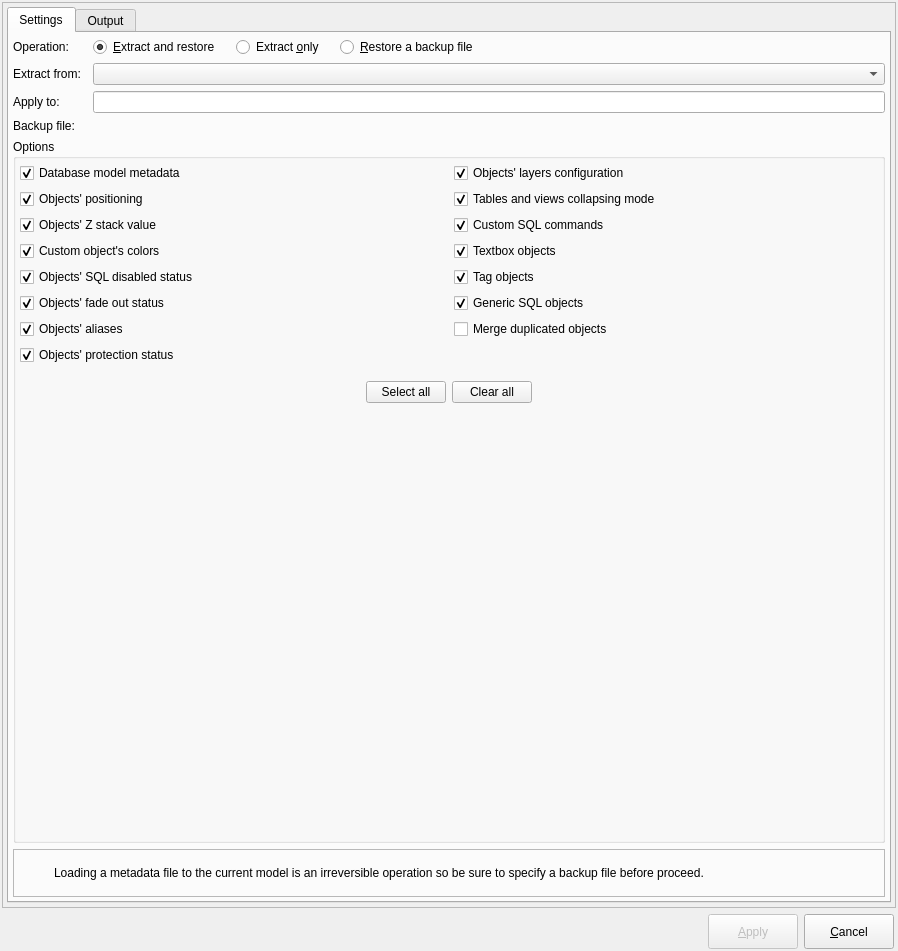
Qt form libs/libgui/ui/tools/metadatahandlingform.ui (pgmodeler/pgmodeler) before a commit.
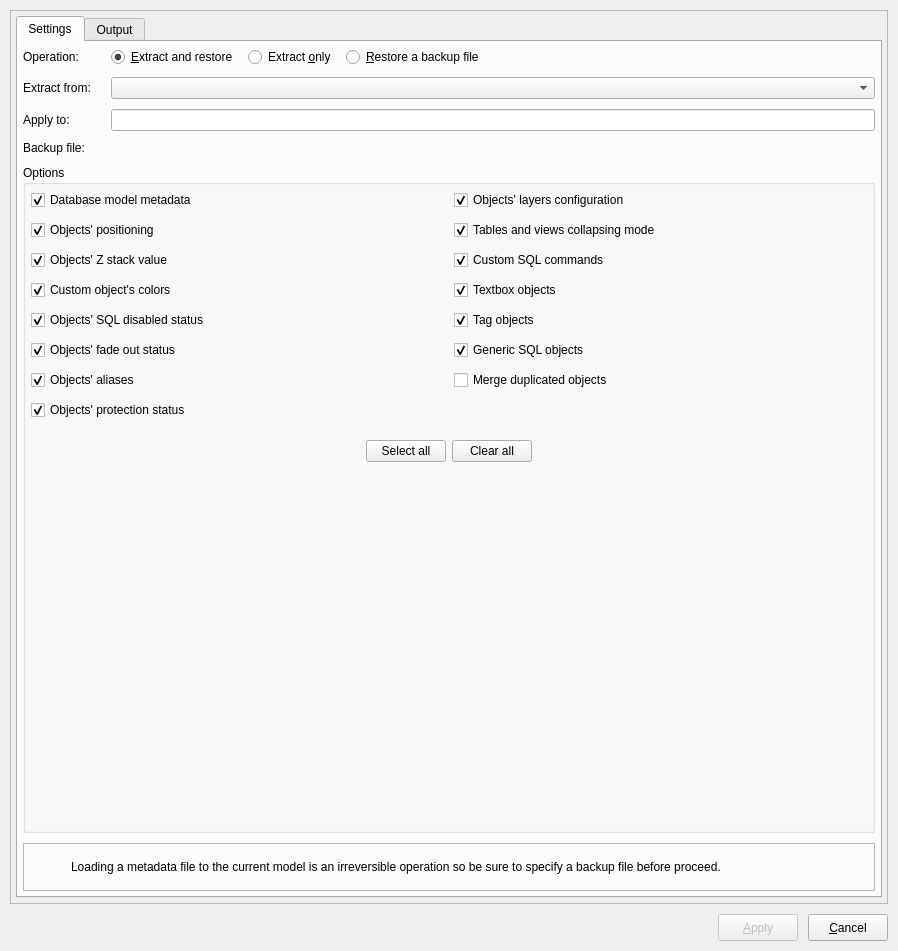
The same form after that commit. Icons and pictures are not drawn.

What changed in the file:
```diff
--- a/libs/libgui/ui/tools/metadatahandlingform.ui
+++ b/libs/libgui/ui/tools/metadatahandlingform.ui
@@ -19,40 +19,55 @@
   </property>
   <layout class="QGridLayout" name="gridLayout_2">
    <property name="leftMargin">
-    <number>2</number>
+    <number>10</number>
    </property>
    <property name="topMargin">
-    <number>2</number>
+    <number>10</number>
    </property>
    <property name="rightMargin">
-    <number>2</number>
+    <number>10</number>
    </property>
    <property name="bottomMargin">
-    <number>2</number>
+    <number>10</number>
+   </property>
+   <property name="spacing">
+    <number>10</number>
    </property>
    <item row="1" column="0">
     <widget class="QLabel" name="label">
      <property name="sizePolicy">
-      <sizepolicy hsizetype="Preferred" vsizetype="Fixed">
+      <sizepolicy hsizetype="Fixed" vsizetype="Fixed">
        <horstretch>0</horstretch>
        <verstretch>0</verstretch>
       </sizepolicy>
      </property>
+     <property name="maximumSize">
+      <size>
+       <width>242</width>
+       <height>50</height>
+      </size>
+     </property>
      <property name="text">
       <string/>
      </property>
      <property name="pixmap">
       <pixmap resource="../../res/resources.qrc">:/images/images/pgmodeler_name.png</pixmap>
      </property>
+     <property name="scaledContents">
+      <bool>true</bool>
+     </property>
     </widget>
    </item>
    <item row="1" column="1">
     <layout class="QHBoxLayout" name="horizontalLayout">
+     <property name="spacing">
+      <number>10</number>
+     </property>
      <property name="sizeConstraint">
       <enum>QLayout::SetDefaultConstraint</enum>
      </property>
      <property name="rightMargin">
-      <number>2</number>
+      <number>0</number>
      </property>
      <item>
       <spacer name="hspacer">
@@ -76,17 +91,11 @@
         <bool>false</bool>
        </property>
        <property name="sizePolicy">
-        <sizepolicy hsizetype="Preferred" vsizetype="Fixed">
+        <sizepolicy hsizetype="Preferred" vsizetype="Preferred">
          <horstretch>0</horstretch>
          <verstretch>0</verstretch>
         </sizepolicy>
        </property>
-       <property name="minimumSize">
-        <size>
-         <width>90</width>
-         <height>35</height>
-        </size>
-       </property>
        <property name="maximumSize">
         <size>
          <width>16777215</width>
@@ -102,8 +111,8 @@
        </property>
        <property name="iconSize">
         <size>
-         <width>22</width>
-         <height>22</height>
+         <width>32</width>
+         <height>32</height>
         </size>
        </property>
        <property name="default">
@@ -114,17 +123,11 @@
      <item>
       <widget class="QPushButton" name="cancel_btn">
        <property name="sizePolicy">
-        <sizepolicy hsizetype="Preferred" vsizetype="Fixed">
+        <sizepolicy hsizetype="Preferred" vsizetype="Preferred">
          <horstretch>0</horstretch>
          <verstretch>0</verstretch>
         </sizepolicy>
        </property>
-       <property name="minimumSize">
-        <size>
-         <width>90</width>
-         <height>35</height>
-        </size>
-       </property>
        <property name="maximumSize">
         <size>
          <width>16777215</width>
@@ -140,8 +143,8 @@
        </property>
        <property name="iconSize">
         <size>
-         <width>22</width>
-         <height>22</height>
+         <width>32</width>
+         <height>32</height>
         </size>
        </property>
        <property name="flat">
@@ -161,16 +164,19 @@
      </property>
      <layout class="QGridLayout" name="gridLayout">
       <property name="leftMargin">
-       <number>4</number>
+       <number>5</number>
       </property>
       <property name="topMargin">
-       <number>4</number>
+       <number>5</number>
       </property>
       <property name="rightMargin">
-       <number>4</number>
+       <number>5</number>
       </property>
       <property name="bottomMargin">
-       <number>4</number>
+       <number>5</number>
+      </property>
+      <property name="spacing">
+       <number>10</number>
       </property>
       <item row="0" column="0">
        <widget class="QTabWidget" name="settings_tbw">
@@ -189,16 +195,19 @@
          </attribute>
          <layout class="QGridLayout" name="settings_grid">
           <property name="leftMargin">
-           <number>4</number>
+           <number>5</number>
           </property>
           <property name="topMargin">
-           <number>4</number>
+           <number>5</number>
           </property>
           <property name="rightMargin">
-           <number>4</number>
+           <number>5</number>
           </property>
           <property name="bottomMargin">
-           <number>4</number>
+           <number>5</number>
+          </property>
+          <property name="spacing">
+           <number>10</number>
           </property>
           <item row="3" column="0">
            <widget class="QLabel" name="extract_from_lbl">
@@ -229,16 +238,19 @@
             </property>
             <layout class="QGridLayout" name="gridLayout_5">
              <property name="leftMargin">
-              <number>2</number>
+              <number>5</number>
              </property>
              <property name="topMargin">
-              <number>2</number>
+              <number>5</number>
              </property>
              <property name="rightMargin">
-              <number>2</number>
+              <number>5</number>
              </property>
              <property name="bottomMargin">
-              <number>2</number>
+              <number>5</number>
+             </property>
+             <property name="spacing">
+              <number>10</number>
              </property>
              <item row="0" column="0">
               <widget class="QLabel" name="label_4">
@@ -278,7 +290,6 @@
                </property>
                <property name="font">
                 <font>
-                 <weight>50</weight>
                  <italic>false</italic>
                  <bold>false</bold>
                  <underline>false</underline>
@@ -310,15 +321,18 @@
             </property>
             <layout class="QGridLayout" name="gridLayout_4">
              <property name="leftMargin">
-              <number>4</number>
+              <number>5</number>
              </property>
              <property name="topMargin">
-              <number>4</number>
+              <number>5</number>
              </property>
              <property name="rightMargin">
-              <number>4</number>
+              <number>5</number>
              </property>
-             <property name="horizontalSpacing">
+             <property name="bottomMargin">
+              <number>5</number>
+             </property>
+             <property name="spacing">
               <number>10</number>
              </property>
              <item row="7" column="0">
@@ -744,6 +758,9 @@
           </item>
           <item row="0" column="2">
            <layout class="QHBoxLayout" name="horizontalLayout_4">
+            <property name="spacing">
+             <number>10</number>
+            </property>
             <item>
              <widget class="QRadioButton" name="extract_restore_rb">
               <property name="sizePolicy">
@@ -766,22 +783,6 @@
               </property>
              </widget>
             </item>
-            <item>
-             <spacer name="horizontalSpacer_2">
-              <property name="orientation">
-               <enum>Qt::Horizontal</enum>
-              </property>
-              <property name="sizeType">
-               <enum>QSizePolicy::Fixed</enum>
-              </property>
-              <property name="sizeHint" stdset="0">
-               <size>
-                <width>10</width>
-                <height>20</height>
-               </size>
-              </property>
-             </spacer>
-            </item>
             <item>
              <widget class="QRadioButton" name="extract_only_rb">
               <property name="sizePolicy">
@@ -804,22 +805,6 @@
               </property>
              </widget>
             </item>
-            <item>
-             <spacer name="horizontalSpacer_3">
-              <property name="orientation">
-               <enum>Qt::Horizontal</enum>
-              </property>
-              <property name="sizeType">
-               <enum>QSizePolicy::Fixed</enum>
-              </property>
-              <property name="sizeHint" stdset="0">
-               <size>
-                <width>10</width>
-                <height>20</height>
-               </size>
-              </property>
-             </spacer>
-            </item>
             <item>
              <widget class="QRadioButton" name="restore_rb">
               <property name="sizePolicy">
@@ -879,16 +864,19 @@
          </attribute>
          <layout class="QGridLayout" name="gridLayout_15">
           <property name="leftMargin">
-           <number>4</number>
+           <number>5</number>
           </property>
           <property name="topMargin">
-           <number>4</number>
+           <number>5</number>
           </property>
           <property name="rightMargin">
-           <number>4</number>
+           <number>5</number>
           </property>
           <property name="bottomMargin">
-           <number>4</number>
+           <number>5</number>
+          </property>
+          <property name="spacing">
+           <number>10</number>
           </property>
           <item row="1" column="0">
            <widget class="QWidget" name="progress_wgt" native="true">
```
Left out of the diff: 1 changed line with no effect on the pictures.
